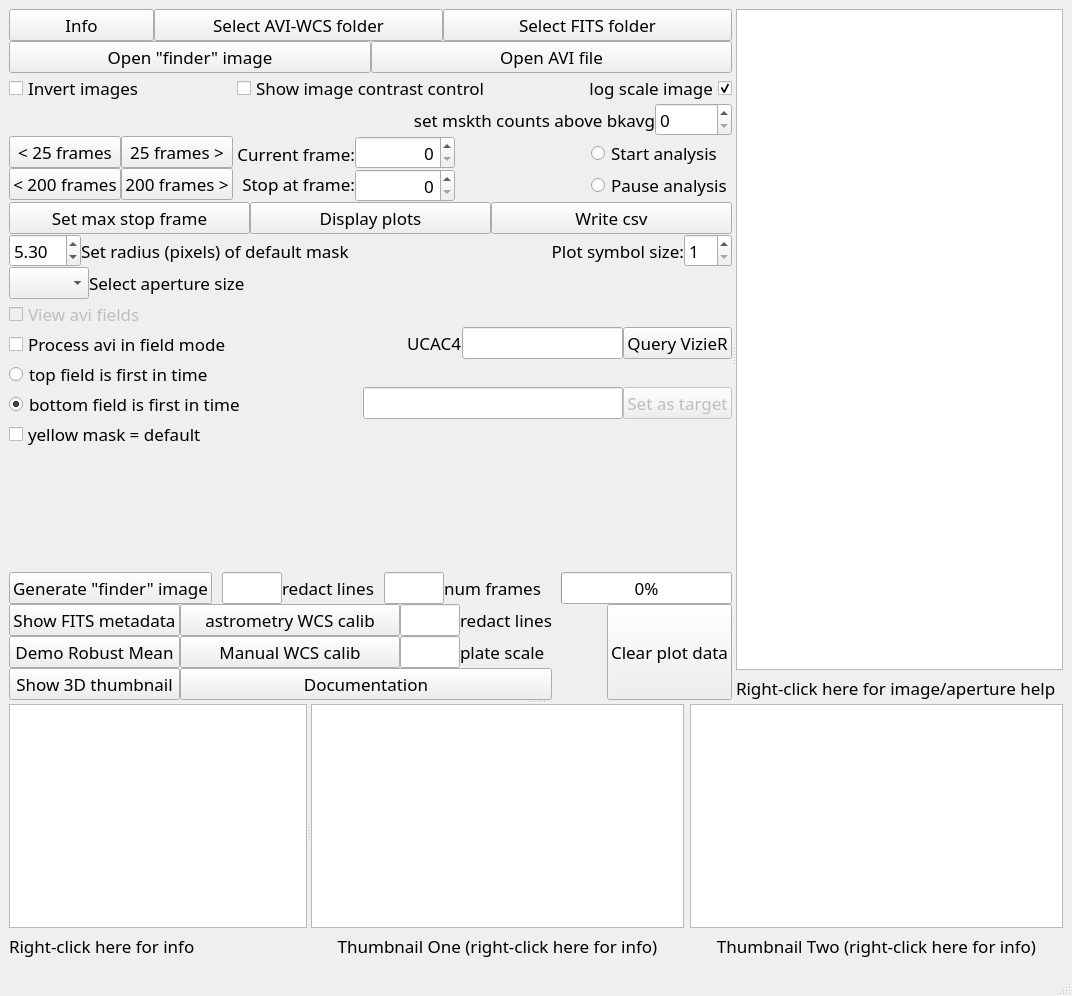
Qt form src/pymovie/PyMovie.ui (bob-anderson-ok/pymovie) before a commit.
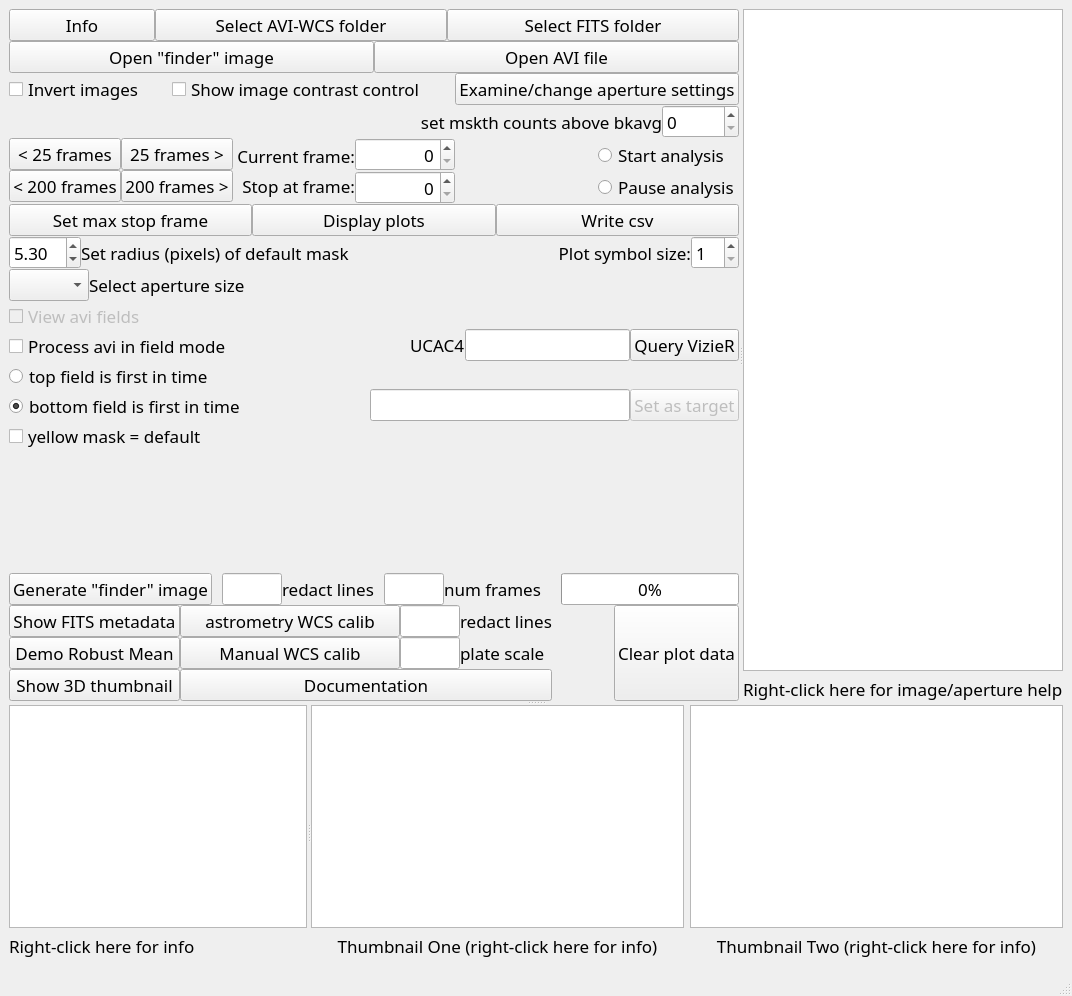
The same form after that commit. Custom widgets are drawn as their Qt base class.

Commit message: Removes logScaling; adds Edit Aperture button; adds apertureEditDialog.ui

Diff of the .ui file:
```diff
--- a/src/pymovie/PyMovie.ui
+++ b/src/pymovie/PyMovie.ui
@@ -166,28 +166,9 @@
             </spacer>
            </item>
            <item>
-            <widget class="QCheckBox" name="logScalingCheckBox">
-             <property name="enabled">
-              <bool>true</bool>
-             </property>
-             <property name="toolTip">
-              <string>&lt;html&gt;&lt;head/&gt;&lt;body&gt;&lt;p&gt;&lt;span style=&quot; font-size:14pt;&quot;&gt;'Checking' this box scales the pixel values in the image to make details easier to see.&lt;/span&gt;&lt;/p&gt;&lt;p&gt;&lt;span style=&quot; font-size:14pt;&quot;&gt;The scaling equation used is:&lt;/span&gt;&lt;/p&gt;&lt;p&gt;&lt;span style=&quot; font-family:'Menlo'; font-size:13.5pt; color:#000000;&quot;&gt;
-&lt;pre&gt;&lt;code&gt;  # x is a 2D matrix of image pixels&lt;/code&gt;&lt;/pre&gt;
-&lt;pre&gt;&lt;code&gt;  a = np.min(x) # a will be set to the smallest pixel value in the image&lt;/code&gt;&lt;/pre&gt;
-&lt;pre&gt;&lt;code&gt;  b = np.max(x) # b will be set to the highest pixel value in the image&lt;/code&gt;&lt;/pre&gt;
-&lt;pre&gt;&lt;code&gt;  # linval will be a 2D matrix (because x is 2D) of pixel values between 10.0 and 990.0&lt;/code&gt;&lt;/pre&gt;
-&lt;pre&gt;&lt;code&gt;  linval = 10.0 + 990.0 * (x-float(a))/(b-a)&lt;/code&gt;&lt;/pre&gt;
-&lt;pre&gt;&lt;code&gt;  # return a 2D matrix of pixel values log scaled with values between 0.0 and 255.0&lt;/span&gt;
-&lt;pre&gt;&lt;code&gt;  return (np.log10(linval) - 1.0 * 0.5 * 255.0&lt;/pre&gt;&lt;/code&gt;&lt;/span&gt;&lt;br/&gt;&lt;/p&gt;&lt;/body&gt;&lt;/html&gt;</string>
-             </property>
-             <property name="layoutDirection">
-              <enum>Qt::RightToLeft</enum>
-             </property>
+            <widget class="QPushButton" name="editAperturesButton">
              <property name="text">
-              <string>log scale image</string>
-             </property>
-             <property name="checked">
-              <bool>true</bool>
+              <string>Examine/change aperture settings</string>
              </property>
             </widget>
            </item>
```
The commit also changes 4 other files.
